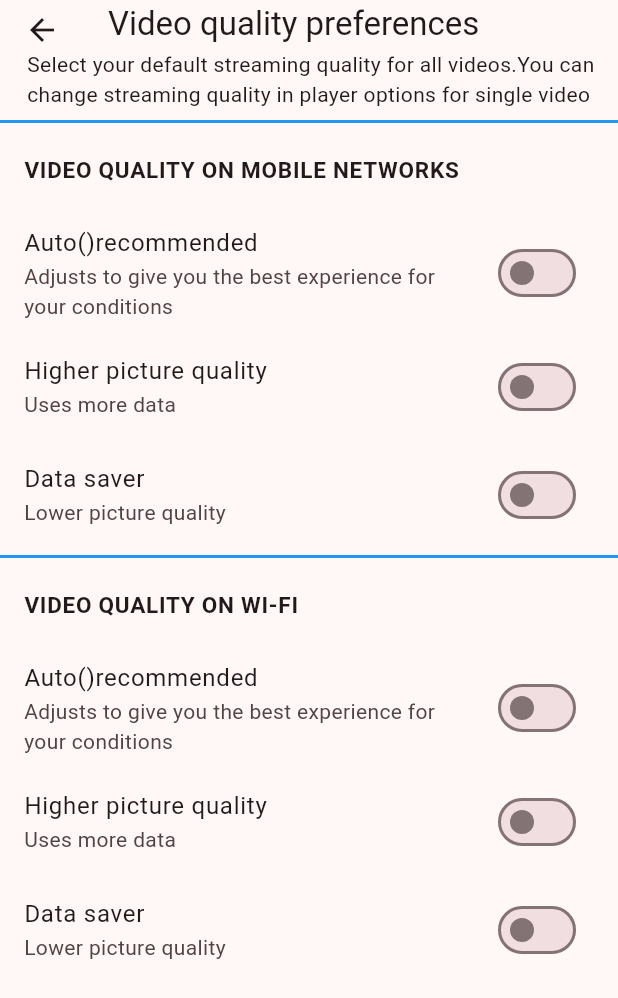
After one commit to thetngonmay/youtube_clone, a Flutter app: the VideoQualityPreferencesPage screen opened directly, on a phone screen of 412 x 824 dp. The commit adds this screen. Shown: the top 998 px of the screen. Run offline on Flutter 3.47's test engine with Material 3 defaults, Android fonts, the phone set to English and light mode, and no system bars; our stand-ins replace cached_network_image; network calls fail; key blocks and very long unbroken strings in the code were emptied for the run.

Commit message:
Added Setting Page UI

```diff
--- a/lib/ui/pages/setting/connected_apps_page.dart
+++ b/lib/ui/pages/setting/connected_apps_page.dart
@@ -21,7 +21,7 @@ class ConnectedAppsPageState extends State<ConnectedAppsPage>{
         ],
       ),
       body: SingleChildScrollView(
-        child: Column(
+        child: Row(
           mainAxisAlignment: MainAxisAlignment.spaceBetween,
           children: [
             CircleAvatar(
--- /dev/null
+++ b/lib/ui/pages/setting/video_quality_preferences_page.dart
@@ -0,0 +1,126 @@
+import 'package:flutter/cupertino.dart';
+import 'package:flutter/material.dart';
+
+class VideoQualityPreferencesPage extends StatefulWidget{
+  @override
+  State<StatefulWidget> createState() {
+   return VideoQualityPreferencesPageState();
+  }
+
+}
+class VideoQualityPreferencesPageState extends State<VideoQualityPreferencesPage>{
+  bool isSwitched=false;
+  @override
+  Widget build(BuildContext context) {
+   return Scaffold(
+     appBar: AppBar(
+       title: Text("Video quality preferences"),
+       bottom: PreferredSize(preferredSize: Size.fromHeight(20),
+         child: Padding(
+           padding: EdgeInsets.only(bottom: 3,left: 18),
+           child: Align(alignment: Alignment.centerLeft,
+               child: Text("Select your default streaming quality for all videos.You can change streaming quality in player options for single video",),
+           ),
+         ),
+         )
+       ),
+       body: SingleChildScrollView(
+         child: Column(
+             children: <Widget>[
+               Divider(
+                 height: 10,
+                 color: Colors.blue,
+                 thickness: 2,
+               ),
+         ListTile(
+         title: Text("VIDEO QUALITY ON MOBILE NETWORKS",style: TextStyle(fontWeight: FontWeight.bold,fontSize: 15),),
+       ),
+               ListTile(
+                 title: Text("Auto()recommended"),
+                 subtitle: Text("Adjusts to give you the best experience for your conditions"),
+                 trailing: Switch(
+                     value: isSwitched,
+                     onChanged: (newValue) {
+                       setState(() {
+                         isSwitched = newValue;
+                       });
+                     }
+                 ),
+               ),
+               ListTile(
+                 title: Text("Higher picture quality"),
+                 subtitle: Text("Uses more data"),
+                 trailing: Switch(
+                     value: isSwitched,
+                     onChanged: (newValue) {
+                       setState(() {
+                         isSwitched = newValue;
+                       });
+                     }
+                 ),
+               ),
+               ListTile(
+                 title: Text("Data saver"),
+                 subtitle: Text("Lower picture quality"),
+                 trailing: Switch(
+                     value: isSwitched,
+                     onChanged: (newValue) {
+                       setState(() {
+                         isSwitched = newValue;
+                       });
+                     }
+                 ),
+               ),
+               Divider(
+                 color: Colors.blue,
+                 thickness: 2,
+                 height: 10,
+               ),
+               ListTile(
+                 title: Text("VIDEO QUALITY ON WI-FI",style: TextStyle(fontWeight: FontWeight.bold,fontSize: 15),),
+               ),
+               ListTile(
+                 title: Text("Auto()recommended"),
+                 subtitle: Text("Adjusts to give you the best experience for your conditions"),
+                 trailing: Switch(
+                     value: isSwitched,
+                     onChanged: (newValue) {
+                       setState(() {
+                         isSwitched = newValue;
+                       });
+                     }
+                 ),
+               ),
+               ListTile(
+                 title: Text("Higher picture quality"),
+                 subtitle: Text("Uses more data"),
+                 trailing: Switch(
+                     value: isSwitched,
+                     onChanged: (newValue) {
+                       setState(() {
+                         isSwitched = newValue;
+                       });
+                     }
+                 ),
+               ),
+               ListTile(
+                 title: Text("Data saver"),
+                 subtitle: Text("Lower picture quality"),
+                 trailing: Switch(
+                     value: isSwitched,
+                     onChanged: (newValue) {
+                       setState(() {
+                         isSwitched = newValue;
+                       });
+                     }
+                 ),
+               ),
+
+     ]
+         )
+    ),
+    );
+
+  }
+
+}
```
Also changed, not shown: lib/ui/pages/setting/playback_page.dart (added, +55 -0 lines), lib/ui/pages/setting/setting_page.dart (+14 -2 lines).
